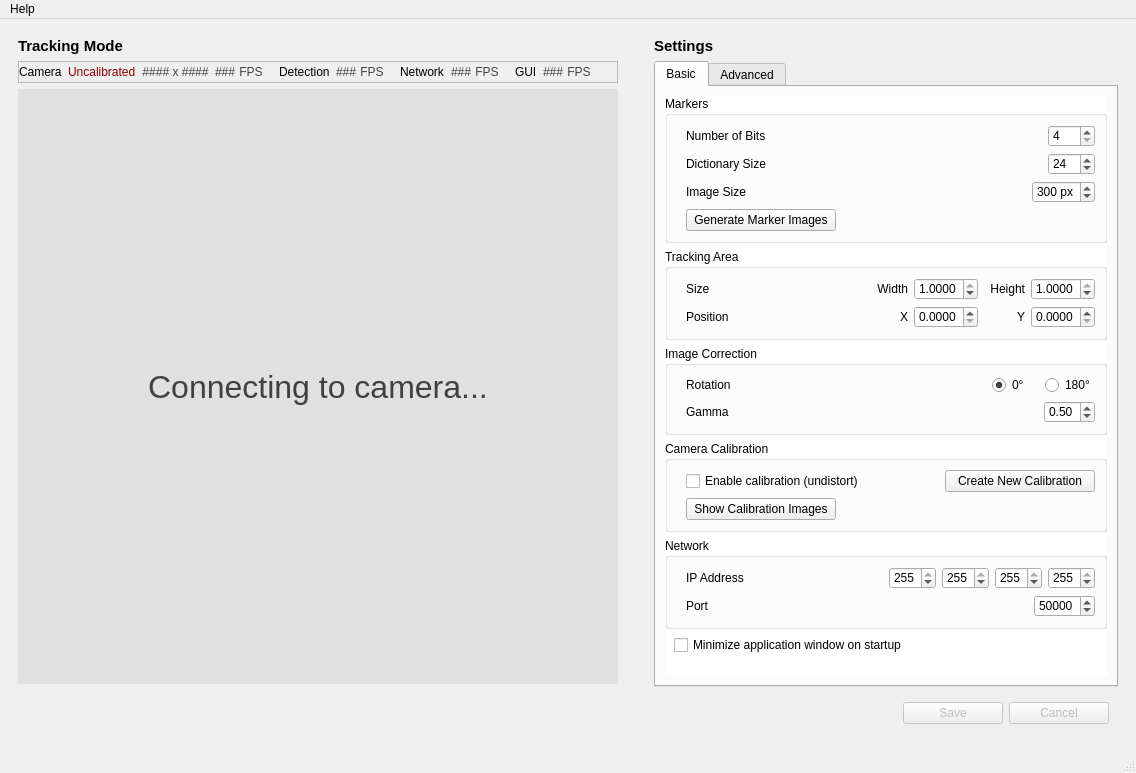
Before: the Qt Designer form fast-computer-vision/src/mainwindow.ui in FAST-Digital-Exhibit-Design/FAST-Computer-Vision, drawn with Qt 5.
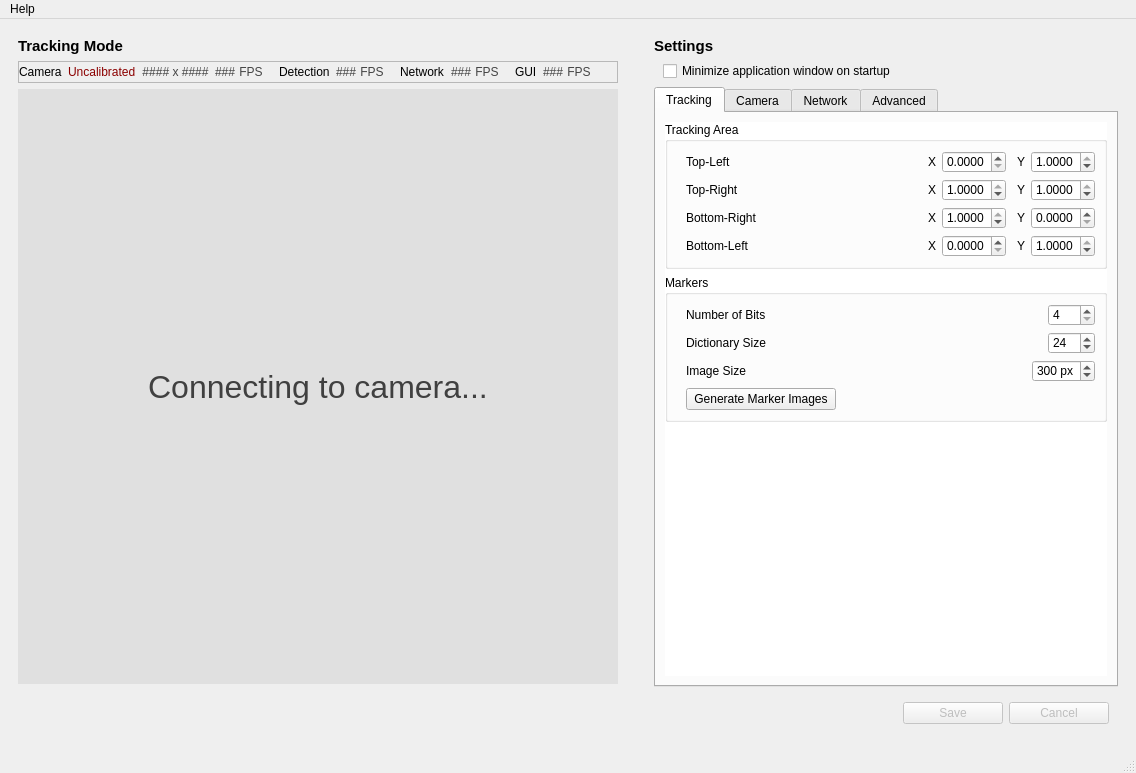
After: the same form once the commit is applied. The open tabs and pages were chosen to show the change.

Commit message: Added UI, settings, and drawing for tracking area quad

Patch:
```diff
--- a/fast-computer-vision/src/mainwindow.ui
+++ b/fast-computer-vision/src/mainwindow.ui
@@ -519,6 +519,20 @@
               </property>
              </widget>
             </item>
+            <item>
+             <layout class="QHBoxLayout" name="horizontalLayout_22">
+              <property name="leftMargin">
+               <number>9</number>
+              </property>
+              <item>
+               <widget class="QCheckBox" name="checkBox_startMinimized">
+                <property name="text">
+                 <string>Minimize application window on startup</string>
+                </property>
+               </widget>
+              </item>
+             </layout>
+            </item>
             <item>
              <widget class="QTabWidget" name="tabWidget">
               <property name="currentIndex">
@@ -526,7 +540,7 @@
               </property>
               <widget class="QWidget" name="tab_basic_settings">
                <attribute name="title">
-                <string>Basic</string>
+                <string>Tracking</string>
                </attribute>
                <layout class="QVBoxLayout" name="verticalLayout_17">
                 <item>
@@ -549,7 +563,7 @@
                      <x>0</x>
                      <y>0</y>
                      <width>438</width>
-                     <height>569</height>
+                     <height>541</height>
                     </rect>
                    </property>
                    <property name="styleSheet">
@@ -571,6 +585,396 @@
                     <property name="bottomMargin">
                      <number>0</number>
                     </property>
+                    <item>
+                     <widget class="QGroupBox" name="groupBox_trackingArea">
+                      <property name="title">
+                       <string>Tracking Area</string>
+                      </property>
+                      <layout class="QGridLayout" name="gridLayout_11">
+                       <property name="leftMargin">
+                        <number>18</number>
+                       </property>
+                       <item row="2" column="3">
+                        <spacer name="horizontalSpacer_41">
+                         <property name="orientation">
+                          <enum>Qt::Horizontal</enum>
+                         </property>
+                         <property name="sizeType">
+                          <enum>QSizePolicy::Fixed</enum>
+                         </property>
+                         <property name="sizeHint" stdset="0">
+                          <size>
+                           <width>5</width>
+                           <height>20</height>
+                          </size>
+                         </property>
+                        </spacer>
+                       </item>
+                       <item row="2" column="2">
+                        <layout class="QHBoxLayout" name="horizontalLayout_32">
+                         <item>
+                          <widget class="QLabel" name="label_53">
+                           <property name="text">
+                            <string>X</string>
+                           </property>
+                           <property name="alignment">
+                            <set>Qt::AlignRight|Qt::AlignTrailing|Qt::AlignVCenter</set>
+                           </property>
+                          </widget>
+                         </item>
+                         <item>
+                          <widget class="QDoubleSpinBox" name="doubleSpinBox_trackingTopRightX">
+                           <property name="decimals">
+                            <number>4</number>
+                           </property>
+                           <property name="maximum">
+                            <double>1.000000000000000</double>
+                           </property>
+                           <property name="singleStep">
+                            <double>0.001000000000000</double>
+                           </property>
+                           <property name="value">
+                            <double>1.000000000000000</double>
+                           </property>
+                          </widget>
+                         </item>
+                        </layout>
+                       </item>
+                       <item row="1" column="4">
+                        <layout class="QHBoxLayout" name="horizontalLayout_31">
+                         <item>
+                          <widget class="QLabel" name="label_52">
+                           <property name="text">
+                            <string>Y</string>
+                           </property>
+                           <property name="alignment">
+                            <set>Qt::AlignRight|Qt::AlignTrailing|Qt::AlignVCenter</set>
+                           </property>
+                          </widget>
+                         </item>
+                         <item>
+                          <widget class="QDoubleSpinBox" name="doubleSpinBox_trackingTopLeftY">
+                           <property name="decimals">
+                            <number>4</number>
+                           </property>
+                           <property name="maximum">
+                            <double>1.000000000000000</double>
+                           </property>
+                           <property name="singleStep">
+                            <double>0.001000000000000</double>
+                           </property>
+                           <property name="value">
+                            <double>1.000000000000000</double>
+                           </property>
+                          </widget>
+                         </item>
+                        </layout>
+                       </item>
+                       <item row="2" column="1">
+                        <spacer name="horizontalSpacer_50">
+                         <property name="orientation">
+                          <enum>Qt::Horizontal</enum>
+                         </property>
+                         <property name="sizeHint" stdset="0">
+                          <size>
+                           <width>159</width>
+                           <height>20</height>
+                          </size>
+                         </property>
+                        </spacer>
+                       </item>
+                       <item row="3" column="0">
+                        <widget class="QLabel" name="label_22">
+                         <property name="text">
+                          <string>Bottom-Right</string>
+                         </property>
+                        </widget>
+                       </item>
+                       <item row="2" column="0">
+                        <widget class="QLabel" name="label_40">
+                         <property name="text">
+                          <string>Top-Right</string>
+                         </property>
+                        </widget>
+                       </item>
+                       <item row="1" column="1">
+                        <spacer name="horizontalSpacer_49">
+                         <property name="orientation">
+                          <enum>Qt::Horizontal</enum>
+                         </property>
+                         <property name="sizeHint" stdset="0">
+                          <size>
+                           <width>159</width>
+                           <height>20</height>
+                          </size>
+                         </property>
+                        </spacer>
+                       </item>
+                       <item row="2" column="4">
+                        <layout class="QHBoxLayout" name="horizontalLayout_33">
+                         <item>
+                          <widget class="QLabel" name="label_54">
+                           <property name="text">
+                            <string>Y</string>
+                           </property>
+                           <property name="alignment">
+                            <set>Qt::AlignRight|Qt::AlignTrailing|Qt::AlignVCenter</set>
+                           </property>
+                          </widget>
+                         </item>
+                         <item>
+                          <widget class="QDoubleSpinBox" name="doubleSpinBox_trackingTopRightY">
+                           <property name="decimals">
+                            <number>4</number>
+                           </property>
+                           <property name="maximum">
+                            <double>1.000000000000000</double>
+                           </property>
+                           <property name="singleStep">
+                            <double>0.001000000000000</double>
+                           </property>
+                           <property name="value">
+                            <double>1.000000000000000</double>
+                           </property>
+                          </widget>
+                         </item>
+                        </layout>
+                       </item>
+                       <item row="1" column="3">
+                        <spacer name="horizontalSpacer_48">
+                         <property name="orientation">
+                          <enum>Qt::Horizontal</enum>
+                         </property>
+                         <property name="sizeType">
+                          <enum>QSizePolicy::Fixed</enum>
+                         </property>
+                         <property name="sizeHint" stdset="0">
+                          <size>
+                           <width>5</width>
+                           <height>20</height>
+                          </size>
+                         </property>
+                        </spacer>
+                       </item>
+                       <item row="1" column="0">
+                        <widget class="QLabel" name="label_51">
+                         <property name="text">
+                          <string>Top-Left</string>
+                         </property>
+                        </widget>
+                       </item>
+                       <item row="1" column="2">
+                        <layout class="QHBoxLayout" name="horizontalLayout_30">
+                         <item>
+                          <widget class="QLabel" name="label_47">
+                           <property name="text">
+                            <string>X</string>
+                           </property>
+                           <property name="alignment">
+                            <set>Qt::AlignRight|Qt::AlignTrailing|Qt::AlignVCenter</set>
+                           </property>
+                          </widget>
+                         </item>
+                         <item>
+                          <widget class="QDoubleSpinBox" name="doubleSpinBox_trackingTopLeftX">
+                           <property name="decimals">
+                            <number>4</number>
+                           </property>
+                           <property name="maximum">
+                            <double>1.000000000000000</double>
+                           </property>
+                           <property name="singleStep">
+                            <double>0.001000000000000</double>
+                           </property>
+                           <property name="value">
+                            <double>0.000000000000000</double>
+                           </property>
+                          </widget>
+                         </item>
+                        </layout>
+                       </item>
+                       <item row="4" column="0">
+                        <widget class="QLabel" name="label_55">
+                         <property name="text">
+                          <string>Bottom-Left</string>
+                         </property>
+                        </widget>
+                       </item>
+                       <item row="3" column="1">
+                        <spacer name="horizontalSpacer_51">
+                         <property name="orientation">
+                          <enum>Qt::Horizontal</enum>
+                         </property>
+                         <property name="sizeHint" stdset="0">
+                          <size>
+                           <width>190</width>
+                           <height>20</height>
+                          </size>
+                         </property>
+                        </spacer>
+                       </item>
+                       <item row="4" column="1">
+                        <spacer name="horizontalSpacer_52">
+                         <property name="orientation">
+                          <enum>Qt::Horizontal</enum>
+                         </property>
+                         <property name="sizeHint" stdset="0">
+                          <size>
+                           <width>190</width>
+                           <height>20</height>
+                          </size>
+                         </property>
+                        </spacer>
+                       </item>
+                       <item row="3" column="3">
+                        <spacer name="horizontalSpacer_53">
+                         <property name="orientation">
+                          <enum>Qt::Horizontal</enum>
+                         </property>
+                         <property name="sizeType">
+                          <enum>QSizePolicy::Fixed</enum>
+                         </property>
+                         <property name="sizeHint" stdset="0">
+                          <size>
+                           <width>5</width>
+                           <height>20</height>
+                          </size>
+                         </property>
+                        </spacer>
+                       </item>
+                       <item row="4" column="3">
+                        <spacer name="horizontalSpacer_54">
+                         <property name="orientation">
+                          <enum>Qt::Horizontal</enum>
+                         </property>
+                         <property name="sizeType">
+                          <enum>QSizePolicy::Fixed</enum>
+                         </property>
+                         <property name="sizeHint" stdset="0">
+                          <size>
+                           <width>5</width>
+                           <height>20</height>
+                          </size>
+                         </property>
+                        </spacer>
+                       </item>
+                       <item row="3" column="2">
+                        <layout class="QHBoxLayout" name="horizontalLayout_34">
+                         <item>
+                          <widget class="QLabel" name="label_56">
+                           <property name="text">
+                            <string>X</string>
+                           </property>
+                           <property name="alignment">
+                            <set>Qt::AlignRight|Qt::AlignTrailing|Qt::AlignVCenter</set>
+                           </property>
+                          </widget>
+                         </item>
+                         <item>
+                          <widget class="QDoubleSpinBox" name="doubleSpinBox_trackingBottomRightX">
+                           <property name="decimals">
+                            <number>4</number>
+                           </property>
+                           <property name="maximum">
+                            <double>1.000000000000000</double>
+                           </property>
+                           <property name="singleStep">
+                            <double>0.001000000000000</double>
+                           </property>
+                           <property name="value">
+                            <double>1.000000000000000</double>
+                           </property>
+                          </widget>
+                         </item>
+                        </layout>
+                       </item>
+                       <item row="4" column="2">
+                        <layout class="QHBoxLayout" name="horizontalLayout_35">
+                         <item>
+                          <widget class="QLabel" name="label_57">
+                           <property name="text">
+                            <string>X</string>
+                           </property>
+                           <property name="alignment">
+                            <set>Qt::AlignRight|Qt::AlignTrailing|Qt::AlignVCenter</set>
+                           </property>
+                          </widget>
+                         </item>
+                         <item>
+                          <widget class="QDoubleSpinBox" name="doubleSpinBox_trackingBottomLeftX">
+                           <property name="decimals">
+                            <number>4</number>
+                           </property>
+                           <property name="maximum">
+                            <double>1.000000000000000</double>
+                           </property>
+                           <property name="singleStep">
+                            <double>0.001000000000000</double>
+                           </property>
+                          </widget>
+                         </item>
+                        </layout>
+                       </item>
+                       <item row="3" column="4">
+                        <layout class="QHBoxLayout" name="horizontalLayout_36">
+                         <item>
+                          <widget class="QLabel" name="label_59">
+                           <property name="text">
+                            <string>Y</string>
+                           </property>
+                           <property name="alignment">
+                            <set>Qt::AlignRight|Qt::AlignTrailing|Qt::AlignVCenter</set>
+                           </property>
+                          </widget>
+                         </item>
+                         <item>
+                          <widget class="QDoubleSpinBox" name="doubleSpinBox_trackingBottomRightY">
+                           <property name="decimals">
+                            <number>4</number>
+                           </property>
+                           <property name="maximum">
+                            <double>1.000000000000000</double>
+                           </property>
+                           <property name="singleStep">
+                            <double>0.001000000000000</double>
+                           </property>
+                          </widget>
+                         </item>
+                        </layout>
+                       </item>
+                       <item row="4" column="4">
+                        <layout class="QHBoxLayout" name="horizontalLayout_37">
+                         <item>
+                          <widget class="QLabel" name="label_58">
+                           <property name="text">
+                            <string>Y</string>
+                           </property>
+                           <property name="alignment">
+                            <set>Qt::AlignRight|Qt::AlignTrailing|Qt::AlignVCenter</set>
+                           </property>
+                          </widget>
+                         </item>
+                         <item>
+                          <widget class="QDoubleSpinBox" name="doubleSpinBox_trackingBottomLeftY">
+                           <property name="decimals">
+                            <number>4</number>
+                           </property>
+                           <property name="maximum">
+                            <double>1.000000000000000</double>
+                           </property>
+                           <property name="singleStep">
+                            <double>0.001000000000000</double>
+                           </property>
+                           <property name="value">
+                            <double>1.000000000000000</double>
+                           </property>
+                          </widget>
+                         </item>
+                        </layout>
+                       </item>
+                      </layout>
+                     </widget>
+                    </item>
                     <item>
                      <widget class="QGroupBox" name="groupBox_markers">
                       <property name="title">
@@ -727,212 +1131,71 @@
                      </widget>
                     </item>
                     <item>
-                     <widget class="QGroupBox" name="groupBox_trackingArea">
-                      <property name="title">
-                       <string>Tracking Area</string>
+                     <spacer name="verticalSpacer_3">
+                      <property name="orientation">
+                       <enum>Qt::Vertical</enum>
                       </property>
-                      <layout class="QGridLayout" name="gridLayout_7">
-                       <property name="leftMargin">
-                        <number>18</number>
-                       </property>
-                       <item row="1" column="5">
-                        <spacer name="horizontalSpacer_25">
-                         <property name="orientation">
-                          <enum>Qt::Horizontal</enum>
-                         </property>
-                         <property name="sizeType">
-                          <enum>QSizePolicy::Fixed</enum>
-                         </property>
-                         <property name="sizeHint" stdset="0">
-                          <size>
-                           <width>5</width>
-                           <height>20</height>
-                          </size>
-                         </property>
-                        </spacer>
-                       </item>
-                       <item row="0" column="1">
-                        <widget class="QLabel" name="label_34">
-                         <property name="text">
-                          <string>Size</string>
-                         </property>
-                        </widget>
-                       </item>
-                       <item row="1" column="6">
-                        <layout class="QHBoxLayout" name="horizontalLayout_4">
-                         <item>
-                          <widget class="QLabel" name="label_28">
-                           <property name="text">
-                            <string>Y</string>
-                           </property>
-                           <property name="alignment">
-                            <set>Qt::AlignRight|Qt::AlignTrailing|Qt::AlignVCenter</set>
-                           </property>
-                          </widget>
-                         </item>
-                         <item>
-                          <widget class="QDoubleSpinBox" name="doubleSpinBox_trackingAreaY">
-                           <property name="decimals">
-                            <number>4</number>
-                           </property>
-                           <property name="maximum">
-                            <double>1.000000000000000</double>
-                           </property>
-                           <property name="singleStep">
-                            <double>0.001000000000000</double>
-                           </property>
-                          </widget>
-                         </item>
-                        </layout>
-                       </item>
-                       <item row="0" column="4">
-                        <layout class="QHBoxLayout" name="horizontalLayout_7">
-                         <item>
-                          <widget class="QLabel" name="label_30">
-                           <property name="text">
-                            <string>Width</string>
-                           </property>
-                           <property name="alignment">
-                            <set>Qt::AlignRight|Qt::AlignTrailing|Qt::AlignVCenter</set>
-                           </property>
-                           <property name="indent">
-                            <number>0</number>
-                           </property>
-                          </widget>
-                         </item>
-                         <item>
-                          <widget class="QDoubleSpinBox" name="doubleSpinBox_trackingAreaWidth">
-                           <property name="decimals">
-                            <number>4</number>
-                           </property>
-                           <property name="maximum">
-                            <double>1.000000000000000</double>
-                           </property>
-                           <property name="singleStep">
-                            <double>0.001000000000000</double>
-                           </property>
-                           <property name="value">
-                            <double>1.000000000000000</double>
-                           </property>
-                          </widget>
-                         </item>
-                        </layout>
-                       </item>
-                       <item row="0" column="5">
-                        <spacer name="horizontalSpacer_38">
-                         <property name="orientation">
-                          <enum>Qt::Horizontal</enum>
-                         </property>
-                         <property name="sizeType">
-                          <enum>QSizePolicy::Fixed</enum>
-                         </property>
-                         <property name="sizeHint" stdset="0">
-                          <size>
-                           <width>5</width>
-                           <height>20</height>
-                          </size>
-                         </property>
-                        </spacer>
-                       </item>
-                       <item row="1" column="3">
-                        <spacer name="horizontalSpacer_3">
-                         <property name="orientation">
-                          <enum>Qt::Horizontal</enum>
-                         </property>
-                         <property name="sizeHint" stdset="0">
-                          <size>
-                           <width>40</width>
-                           <height>20</height>
-                          </size>
-                         </property>
-                        </spacer>
-                       </item>
-                       <item row="1" column="4">
-                        <layout class="QHBoxLayout" name="horizontalLayout_3">
-                         <property name="leftMargin">
-                          <number>12</number>
-                         </property>
-                         <item>
-                          <widget class="QLabel" name="label_23">
-                           <property name="text">
-                            <string>X</string>
-                           </property>
-                           <property name="alignment">
-                            <set>Qt::AlignRight|Qt::AlignTrailing|Qt::AlignVCenter</set>
-                           </property>
-                           <property name="indent">
-                            <number>0</number>
-                           </property>
-                          </widget>
-                         </item>
-                         <item>
-                          <widget class="QDoubleSpinBox" name="doubleSpinBox_trackingAreaX">
-                           <property name="decimals">
-                            <number>4</number>
-                           </property>
-                           <property name="maximum">
-                            <double>1.000000000000000</double>
-                           </property>
-                           <property name="singleStep">
-                            <double>0.001000000000000</double>
-                           </property>
-                          </widget>
-                         </item>
-                        </layout>
-                       </item>
-                       <item row="1" column="1">
-                        <widget class="QLabel" name="label_33">
-                         <property name="text">
-                          <string>Position</string>
-                         </property>
-                        </widget>
-                       </item>
-                       <item row="0" column="6">
-                        <layout class="QHBoxLayout" name="horizontalLayout_8">
-                         <item>
-                          <widget class="QLabel" name="label_31">
-                           <property name="text">
-                            <string>Height</string>
-                           </property>
-                           <property name="alignment">
-                            <set>Qt::AlignRight|Qt::AlignTrailing|Qt::AlignVCenter</set>
-                           </property>
-                          </widget>
-                         </item>
-                         <item>
-                          <widget class="QDoubleSpinBox" name="doubleSpinBox_trackingAreaHeight">
-                           <property name="decimals">
-                            <number>4</number>
-                           </property>
-                           <property name="maximum">
-                            <double>1.000000000000000</double>
-                           </property>
-                           <property name="singleStep">
-                            <double>0.001000000000000</double>
-                           </property>
-                           <property name="value">
-                            <double>1.000000000000000</double>
-                           </property>
-                          </widget>
-                         </item>
-                        </layout>
-                       </item>
-                       <item row="0" column="3">
-                        <spacer name="horizontalSpacer_26">
-                         <property name="orientation">
-                          <enum>Qt::Horizontal</enum>
-                         </property>
-                         <property name="sizeHint" stdset="0">
-                          <size>
-                           <width>40</width>
-                           <height>20</height>
-                          </size>
-                         </property>
-                        </spacer>
-                       </item>
-                      </layout>
-                     </widget>
+                      <property name="sizeHint" stdset="0">
+                       <size>
+                        <width>20</width>
+                        <height>0</height>
+                       </size>
+                      </property>
+                     </spacer>
                     </item>
+                   </layout>
+                  </widget>
+                 </widget>
+                </item>
+               </layout>
+              </widget>
+              <widget class="QWidget" name="tab_camera_settings">
+               <attribute name="title">
+                <string>Camera</string>
+               </attribute>
+               <layout class="QVBoxLayout" name="verticalLayout_20">
+                <item>
+                 <widget class="QScrollArea" name="scrollArea_4">
+                  <property name="frameShape">
+                   <enum>QFrame::NoFrame</enum>
+                  </property>
+                  <property name="frameShadow">
+                   <enum>QFrame::Plain</enum>
+                  </property>
+                  <property name="lineWidth">
+                   <number>0</number>
+                  </property>
+                  <property name="widgetResizable">
+                   <bool>true</bool>
+                  </property>
+                  <widget class="QWidget" name="scrollAreaWidgetContents_4">
+                   <property name="geometry">
+                    <rect>
+                     <x>0</x>
+                     <y>0</y>
+                     <width>438</width>
+                     <height>541</height>
+                    </rect>
+                   </property>
+                   <property name="styleSheet">
+                    <string notr="true"> QAbstractScrollArea #scrollAreaWidgetContents_4 
+{
+    background-color: white;
+}</string>
+                   </property>
+                   <layout class="QVBoxLayout" name="verticalLayout_23">
+                    <property name="leftMargin">
+                     <number>0</number>
+                    </property>
+                    <property name="topMargin">
+                     <number>0</number>
+                    </property>
+                    <property name="rightMargin">
+                     <number>0</number>
+                    </property>
+                    <property name="bottomMargin">
+                     <number>0</number>
+                    </property>
                     <item>
                      <widget class="QGroupBox" name="groupBox_imageCorrection">
                       <property name="title">
@@ -1148,6 +1411,72 @@
                      </widget>
                     </item>
                     <item>
+                     <spacer name="verticalSpacer_4">
+                      <property name="orientation">
+                       <enum>Qt::Vertical</enum>
+                      </property>
+                      <property name="sizeHint" stdset="0">
+                       <size>
+                        <width>20</width>
+                        <height>0</height>
+                       </size>
+                      </property>
+                     </spacer>
+                    </item>
+                   </layout>
+                  </widget>
+                 </widget>
+                </item>
+               </layout>
+              </widget>
+              <widget class="QWidget" name="tab_network_settings">
+               <attribute name="title">
+                <string>Network</string>
+               </attribute>
+               <layout class="QVBoxLayout" name="verticalLayout_21">
+                <item>
+                 <widget class="QScrollArea" name="scrollArea_5">
+                  <property name="frameShape">
+                   <enum>QFrame::NoFrame</enum>
+                  </property>
+                  <property name="frameShadow">
+                   <enum>QFrame::Plain</enum>
+                  </property>
+                  <property name="lineWidth">
+                   <number>0</number>
+                  </property>
+                  <property name="widgetResizable">
+                   <bool>true</bool>
+                  </property>
+                  <widget class="QWidget" name="scrollAreaWidgetContents_5">
+                   <property name="geometry">
+                    <rect>
+                     <x>0</x>
+                     <y>0</y>
+                     <width>438</width>
+                     <height>541</height>
+                    </rect>
+                   </property>
+                   <property name="styleSheet">
+                    <string notr="true"> QAbstractScrollArea #scrollAreaWidgetContents_5 
+{
+    background-color: white;
+}</string>
+                   </property>
+                   <layout class="QVBoxLayout" name="verticalLayout_24">
+                    <property name="leftMargin">
+                     <number>0</number>
+                    </property>
+                    <property name="topMargin">
+                     <number>0</number>
+                    </property>
+                    <property name="rightMargin">
+                     <number>0</number>
+                    </property>
+                    <property name="bottomMargin">
+                     <number>0</number>
+                    </property>
+                    <item>
                      <widget class="QGroupBox" name="groupBox_network">
                       <property name="title">
                        <string>Network</string>
@@ -1156,28 +1485,32 @@
                        <property name="leftMargin">
                         <number>18</number>
                        </property>
-                       <item row="0" column="0">
-                        <widget class="QLabel" name="label">
-                         <property name="text">
-                          <string>IP Address</string>
-                         </property>
-                        </widget>
-                       </item>
-                       <item row="1" column="1">
-                        <spacer name="horizontalSpacer_23">
-                         <property name="orientation">
-                          <enum>Qt::Horizontal</enum>
-                         </property>
-                         <property name="sizeType">
-                          <enum>QSizePolicy::Expanding</enum>
-                         </property>
-                         <property name="sizeHint" stdset="0">
-                          <size>
-                           <width>40</width>
-                           <height>20</height>
-                          </size>
-                         </property>
-                        </spacer>
+                       <item row="1" column="2">
+                        <layout class="QHBoxLayout" name="horizontalLayout_6">
+                         <item>
+                          <spacer name="horizontalSpacer_24">
+                           <property name="orientation">
+                            <enum>Qt::Horizontal</enum>
+                           </property>
+                           <property name="sizeHint" stdset="0">
+                            <size>
+                             <width>40</width>
+                             <height>20</height>
+                            </size>
+                           </property>
+                          </spacer>
+                         </item>
+                         <item>
+                          <widget class="QSpinBox" name="spinBox_port">
+                           <property name="maximum">
+                            <number>65535</number>
+                           </property>
+                           <property name="value">
+                            <number>60000</number>
+                           </property>
+                          </widget>
+                         </item>
+                        </layout>
                        </item>
                        <item row="1" column="0">
                         <widget class="QLabel" name="label_3">
@@ -1230,68 +1563,11 @@
                          </item>
                         </layout>
                        </item>
-                       <item row="0" column="1">
-                        <spacer name="horizontalSpacer_22">
-                         <property name="orientation">
-                          <enum>Qt::Horizontal</enum>
-                         </property>
-                         <property name="sizeType">
-                          <enum>QSizePolicy::Expanding</enum>
-                         </property>
-                         <property name="sizeHint" stdset="0">
-                          <size>
-                           <width>40</width>
-                           <height>20</height>
-                          </size>
-                         </property>
-                        </spacer>
-                       </item>
-                       <item row="1" column="2">
-                        <layout class="QHBoxLayout" name="horizontalLayout_6">
-                         <item>
-                          <spacer name="horizontalSpacer_24">
-                           <property name="orientation">
-                            <enum>Qt::Horizontal</enum>
-                           </property>
-                           <property name="sizeHint" stdset="0">
-                            <size>
-                             <width>40</width>
-                             <height>20</height>
-                            </size>
-                           </property>
-                          </spacer>
-                         </item>
-                         <item>
-                          <widget class="QSpinBox" name="spinBox_port">
-                           <property name="maximum">
-                            <number>65535</number>
-                           </property>
-                           <property name="value">
-                            <number>50000</number>
-                           </property>
-                          </widget>
-                         </item>
-                        </layout>
-                       </item>
                       </layout>
                      </widget>
                     </item>
                     <item>
-                     <layout class="QHBoxLayout" name="horizontalLayout_22">
-                      <property name="leftMargin">
-                       <number>9</number>
-                      </property>
-                      <item>
-                       <widget class="QCheckBox" name="checkBox_startMinimized">
-                        <property name="text">
-                         <string>Minimize application window on startup</string>
-                        </property>
-                       </widget>
-                      </item>
-                     </layout>
-                    </item>
-                    <item>
-                     <spacer name="verticalSpacer_3">
+                     <spacer name="verticalSpacer_5">
                       <property name="orientation">
                        <enum>Qt::Vertical</enum>
                       </property>
```
Left out of the diff: 51 changed lines with no effect on the pictures. The commit also changes 5 other files.
